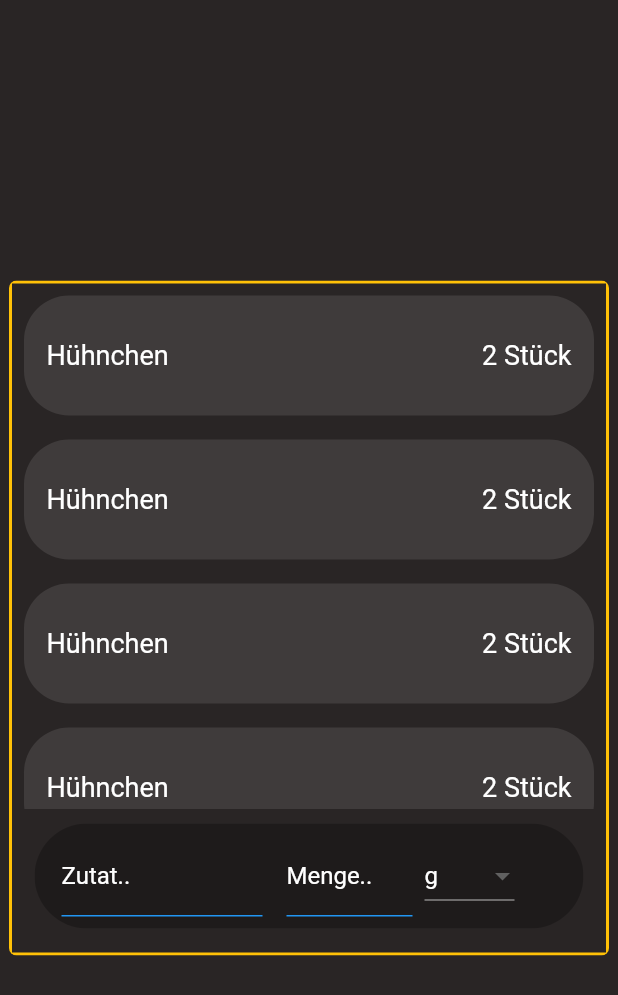
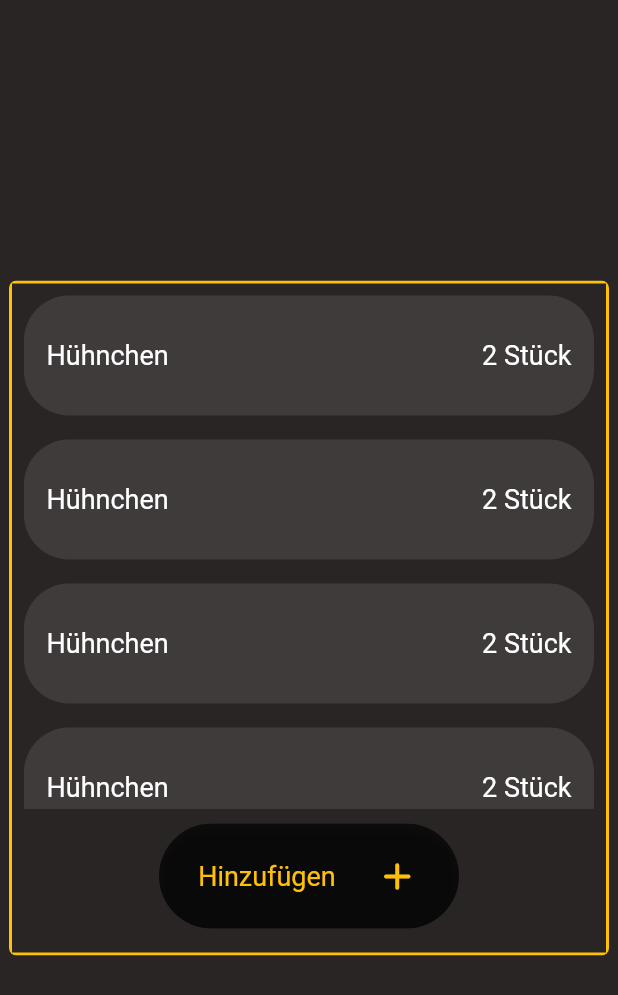
Before and after one commit to DennisFadeev/recipe_stash, a Flutter app: the IngredientsPage screen opened directly with empty values, on a phone screen of 412 x 824 dp. Shown: the top 995 px of the screen. Run offline on Flutter 3.47's test engine with Material 2 defaults, Android fonts, the phone set to English and light mode, and no system bars; our stand-ins replace curved_navigation_bar, google_nav_bar, hive, hive_flutter; accounts and stored records are empty; statements that could not run were skipped.

Commit message:
removed plain input, added hero button, added hero dialog window

```diff
--- a/lib/pages/ingredients_page.dart
+++ b/lib/pages/ingredients_page.dart
@@ -1,6 +1,7 @@
 import 'package:flutter/material.dart';
 import 'package:hive/hive.dart';
 import 'package:recipe_stash/entities/ingredient.dart';
+import 'package:recipe_stash/utils/ingredient_dialog.dart';
 
 import '../utils/ingredient_box.dart';
 
@@ -58,80 +59,43 @@ class _IngredientsPageState extends State<IngredientsPage> {
                           child: Container(
                             height: 70,
                             color: Colors.black26,
-                            child: Row(
-                              children: [
-                                SizedBox(width: 10),
-                                Container(
-                                    width: 150,
-                                    height: 80,
-                                    child: const Center(
-                                      child: Padding(
-                                        padding: EdgeInsets.all(8.0),
-                                        child: TextField(
-                                          style: TextStyle(color: Colors.amber),
-                                          decoration: InputDecoration(
-                                            border: InputBorder.none,
-                                            labelStyle:
-                                                TextStyle(color: Colors.white),
-                                            labelText: 'Zutat..',
-                                            enabledBorder: UnderlineInputBorder(
-                                              borderSide: BorderSide(
-                                                  color: Colors.blue),
-                                            ),
-                                            focusedBorder: UnderlineInputBorder(
-                                              borderSide: BorderSide(
-                                                  color: Colors.green),
-                                            ),
-                                          ),
+                            child: GestureDetector(
+                              onTap: () {
+                                Navigator.of(context)
+                                    .push(IngredientDialog(builder: (context) {
+                                  return IngredientDialogBox();
+                                }));
+                              },
+                              child: Hero(
+                                tag: "Test String",
+                                child: Container(
+                                  width: 200,
+                                  child: Material(
+                                    color: Colors.black54,
+                                    elevation: 2,
+                                    shape: RoundedRectangleBorder(
+                                        borderRadius:
+                                            BorderRadius.circular(32)),
+                                    child: Row(
+                                      mainAxisAlignment:
+                                          MainAxisAlignment.spaceEvenly,
+                                      children: [
+                                        Text(
+                                          "Hinzufügen",
+                                          style: TextStyle(
+                                              fontSize: 18,
+                                              color: Colors.amber),
                                         ),
-                                      ),
-                                    )),
-                                Container(
-                                    width: 100,
-                                    height: 80,
-                                    child: const Center(
-                                      child: Padding(
-                                        padding: EdgeInsets.all(8.0),
-                                        child: TextField(
-                                          style: TextStyle(color: Colors.amber),
-                                          decoration: InputDecoration(
-                                            border: InputBorder.none,
-                                            labelStyle:
-                                                TextStyle(color: Colors.white),
-                                            labelText: 'Menge..',
-                                            enabledBorder: UnderlineInputBorder(
-                                              borderSide: BorderSide(
-                                                  color: Colors.blue),
-                                            ),
-                                            focusedBorder: UnderlineInputBorder(
-                                              borderSide: BorderSide(
-                                                  color: Colors.green),
-                                            ),
-                                          ),
-                                        ),
-                                      ),
-                                    )),
-                                Container(
-                                  width: 60,
-                                  child: DropdownButton<Unit>(
-                                    value: defaultUnit,
-                                    dropdownColor: Colors.black,
-                                    items: units
-                                        .map((item) => DropdownMenuItem<Unit>(
-                                              value: item,
-                                              child: Text(
-                                                unitLabels[item]!,
-                                                style: TextStyle(
-                                                    fontSize: 16,
-                                                    color: Colors.white),
-                                              ),
-                                            ))
-                                        .toList(),
-                                    onChanged: (item) =>
-                                        setState(() => defaultUnit = item!),
+                                        Icon(
+                                          Icons.add_rounded,
+                                          size: 30,
+                                          color: Colors.amber,
+                                        )
+                                      ],
+                                    ),
                                   ),
-                                )
-                              ],
+                                ),
+                              ),
                             ),
                           )),
                     )
--- /dev/null
+++ b/lib/utils/ingredient_dialog.dart
@@ -0,0 +1,94 @@
+import 'dart:ui';
+
+import 'package:flutter/material.dart';
+
+/// {@template hero_dialog_route}
+/// Custom [PageRoute] that creates an overlay dialog (popup effect).
+///
+/// Best used with a [Hero] animation.
+/// {@endtemplate}
+class IngredientDialog<T> extends PageRoute<T> {
+  /// {@macro hero_dialog_route}
+  IngredientDialog({
+    required WidgetBuilder builder,
+    RouteSettings? settings,
+    bool fullscreenDialog = false,
+  })  : _builder = builder,
+        super(settings: settings, fullscreenDialog: fullscreenDialog);
+
+  final WidgetBuilder _builder;
+
+  @override
+  bool get opaque => false;
+
+  @override
+  bool get barrierDismissible => true;
+
+  @override
+  Duration get transitionDuration => const Duration(milliseconds: 300);
+
+  @override
+  bool get maintainState => true;
+
+  @override
+  Color get barrierColor => Colors.black54;
+
+  @override
+  Widget buildTransitions(BuildContext context, Animation<double> animation,
+      Animation<double> secondaryAnimation, Widget child) {
+    return child;
+  }
+
+  @override
+  Widget buildPage(BuildContext context, Animation<double> animation,
+      Animation<double> secondaryAnimation) {
+    return _builder(context);
+  }
+
+  @override
+  String get barrierLabel => 'Popup dialog open';
+}
+
+class IngredientDialogBox extends StatefulWidget {
+  const IngredientDialogBox({super.key});
+
+  @override
+  State<IngredientDialogBox> createState() => _IngredientDialogBoxState();
+}
+
+class _IngredientDialogBoxState extends State<IngredientDialogBox> {
+  @override
+  Widget build(BuildContext context) {
+    return Center(
+      child: Padding(
+        padding: const EdgeInsets.all(32.0),
+        child: Hero(
+          tag: "Test String",
+          child: ClipRRect(
+            borderRadius: BorderRadius.circular(40),
+            child: Material(
+              child: SingleChildScrollView(
+                child: Container(
+                  color: Colors.black87,
+                  height: 300,
+                  width: 500,
+                  child: Column(
+                    children: const [
+                      Padding(
+                        padding: EdgeInsets.all(20),
+                        child: Text(
+                          "Zutat hinzufügen",
+                          style: TextStyle(fontSize: 24, color: Colors.white),
+                        ),
+                      ),
+                    ],
+                  ),
+                ),
+              ),
+            ),
+          ),
+        ),
+      ),
+    );
+  }
+}
```
